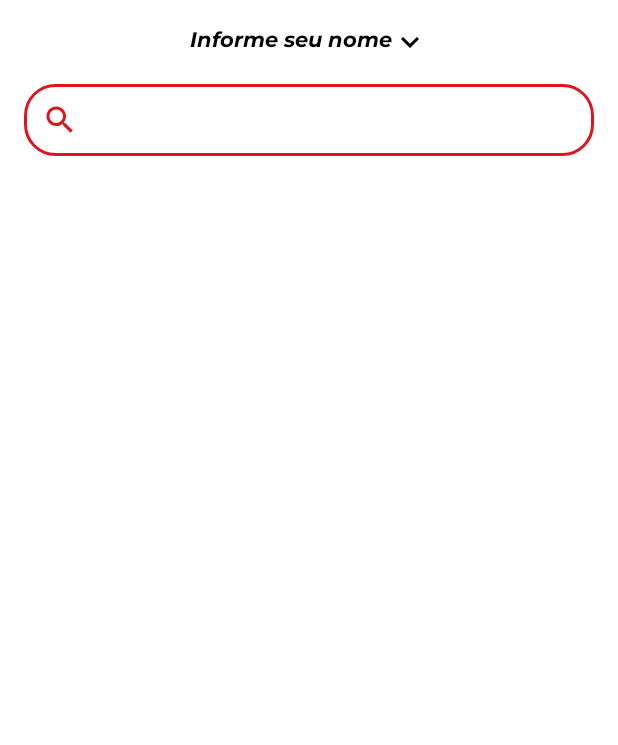
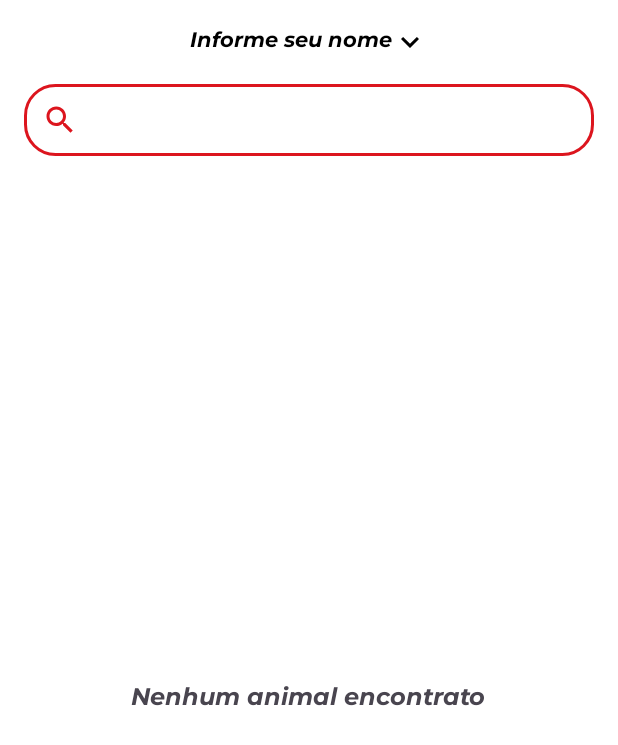
Before and after one commit to wiliansSilva/PetRescue, an Android app: the PetRescueHomeFragment screen opened through its navigation route, on a phone screen of 412 x 824 dp. Shown: the top 745 px of the screen. Run offline under Robolectric (Android 15) with nearby library versions, the phone set to English and light mode, and no system bars; pictures from the network do not load.

Commit message:
update on animals list

```diff
--- a/app/build.gradle.kts
+++ b/app/build.gradle.kts
@@ -56,10 +56,11 @@ dependencies {
     implementation("com.squareup.retrofit2:retrofit:2.9.0")
     implementation("com.google.code.gson:gson:2.9.1")
     implementation("com.squareup.retrofit2:converter-gson:2.9.0")
+    implementation ("com.facebook.shimmer:shimmer:0.5.0")
+    implementation("com.github.bumptech.glide:glide:4.12.0")
+    annotationProcessor ("com.github.bumptech.glide:compiler:4.12.0")
     implementation(libs.androidx.navigation.fragment.ktx)
     implementation(libs.androidx.navigation.ui.ktx)
-    implementation("com.github.bumptech.glide:glide:4.12.0")
-    annotationProcessor ("com.github.bumptech.glide:compiler:4.12.0")
     testImplementation(libs.junit)
     androidTestImplementation(libs.androidx.junit)
     androidTestImplementation(libs.androidx.espresso.core)
--- a/app/src/main/java/com/example/petrescue/adapters/PetRescueHomeAdapter.kt
+++ b/app/src/main/java/com/example/petrescue/adapters/PetRescueHomeAdapter.kt
@@ -1,7 +1,9 @@
 package com.example.petrescue.adapters
 
 import android.view.LayoutInflater
+import android.view.View
 import android.view.ViewGroup
+import androidx.core.view.isVisible
 import androidx.recyclerview.widget.RecyclerView
 import com.bumptech.glide.Glide
 import com.bumptech.glide.request.RequestOptions
@@ -12,6 +14,7 @@ class PetRescueHomeAdapter: RecyclerView.Adapter<PetRescueHomeAdapter.PetRescueH
 
     private var data: MutableList<String> = mutableListOf()
     private var breed: String = ""
+    private var isLoading = true
 
     override fun onCreateViewHolder(
         parent: ViewGroup,
@@ -31,6 +34,15 @@ class PetRescueHomeAdapter: RecyclerView.Adapter<PetRescueHomeAdapter.PetRescueH
     inner class PetRescueHomeViewHolder(val binding: PetRescueAnimalItemBinding): RecyclerView.ViewHolder(binding.root){
         fun bind(item: String){
             with(binding){
+                if(isLoading){
+                    petRescueAnimalItemContainer.isVisible = false
+                    petRescueAnimalItemShimmer.startShimmer()
+                }else{
+                    petRescueAnimalItemShimmer.apply {
+                        visibility = View.GONE
+                        stopShimmer()
+                    }
+                    petRescueAnimalItemContainer.isVisible = true
                     Glide.with(root.context)
                         .load(item)
                         .fitCenter()
@@ -38,14 +50,16 @@ class PetRescueHomeAdapter: RecyclerView.Adapter<PetRescueHomeAdapter.PetRescueH
                     petRescueAnimalItemType.text = "Cachorro"
                     petRescueAnimalItemBreed.text = breed
                 }
+            }
 
         }
     }
 
-    fun submitData(newData: List<String>, newBreed: String){
+    fun submitData(newData: List<String>, newBreed: String,loading: Boolean){
         data.clear()
         data.addAll(newData)
         breed = newBreed
+        isLoading = loading
         notifyDataSetChanged()
     }
 }
--- a/app/src/main/java/com/example/petrescue/ui/PetRescueHomeFragment.kt
+++ b/app/src/main/java/com/example/petrescue/ui/PetRescueHomeFragment.kt
@@ -1,20 +1,25 @@
 package com.example.petrescue.ui
 
 import android.app.Dialog
+import android.content.Context
 import android.os.Bundle
-import android.os.Handler
-import android.os.Looper
 import android.view.Gravity
 import android.view.LayoutInflater
 import android.view.View
+import android.view.View.OnFocusChangeListener
 import android.view.ViewGroup
 import android.view.Window
+import android.view.inputmethod.InputMethodManager
+import android.widget.Toast
 import androidx.appcompat.widget.SearchView
+import androidx.core.content.ContextCompat.getSystemService
+import androidx.core.view.isVisible
 import androidx.fragment.app.Fragment
 import com.example.petrescue.R
 import com.example.petrescue.adapters.PetRescueHomeAdapter
 import com.example.petrescue.databinding.FragmentPetRescueHomeBinding
 import com.example.petrescue.databinding.PetRescueBottomSheetBinding
+import com.example.petrescue.utils.Resource
 import com.example.petrescue.viewModels.PetRescueViewModel
 import org.koin.androidx.viewmodel.ext.android.viewModel
 
@@ -25,13 +30,14 @@ class PetRescueHomeFragment : Fragment() {
     private val binding get() = _binding!!
     private val viewModel: PetRescueViewModel by viewModel()
     private val adapter by lazy { PetRescueHomeAdapter() }
+    private val dataShimmer = listOf("", "", "", "", "", "", "", "")
     private var breed: String = "akita"
 
     override fun onCreateView(
         inflater: LayoutInflater, container: ViewGroup?,
         savedInstanceState: Bundle?
     ): View {
-        _binding = FragmentPetRescueHomeBinding.inflate(inflater,container,false)
+        _binding = FragmentPetRescueHomeBinding.inflate(inflater, container, false)
         return binding.root
     }
 
@@ -43,14 +49,15 @@ class PetRescueHomeFragment : Fragment() {
 
         setupView()
         setupObservables()
+        setupListeners()
     }
 
-    private fun setupView(){
-        with(binding){
-            petRescueHomeAddress.setOnClickListener {
-                showDialog()
-            }
+    private fun setupView() {
+        with(binding) {
+
             petRescueAnimalRecycler.adapter = adapter
+            adapter.submitData(dataShimmer, "", true)
+
             petRescueHomeSearch.setOnQueryTextListener(object : SearchView.OnQueryTextListener {
                 override fun onQueryTextSubmit(query: String?): Boolean {
                     val searchText = query?.lowercase()
@@ -66,27 +73,54 @@ class PetRescueHomeFragment : Fragment() {
         }
     }
 
-    private fun setupObservables(){
-        with(viewModel){
-            name.observe(viewLifecycleOwner) {
-                binding.petRescueHomeAddress.text = it
-            }
-            sprecificBreed.observe(viewLifecycleOwner){
-                if(it != null)
-                    adapter.submitData(it.message,breed)
+    private fun setupListeners() {
+        with(binding) {
+            petRescueHomeAddress.setOnClickListener {
+                showDialog()
             }
         }
     }
 
-    private fun showDialog(){
+    private fun setupObservables() {
+        with(viewModel) {
+            name.observe(viewLifecycleOwner) {
+                binding.petRescueHomeAddress.text = it
+            }
+            sprecificBreed.observe(viewLifecycleOwner) {
+                when (it) {
+                    is Resource.Loading -> {
+                        binding.petRescueAnimalRecycler.isVisible = true
+                        binding.petRescueAnimalEmpty.isVisible = false
+                        adapter.submitData(dataShimmer, "", true)
+                    }
+
+                    is Resource.Succeded -> {
+                        binding.petRescueAnimalRecycler.isVisible = true
+                        binding.petRescueAnimalEmpty.isVisible = false
+                        adapter.submitData(it.data.message, breed, false)
+                    }
+
+                    else -> {
+                        binding.petRescueAnimalRecycler.isVisible = false
+                        binding.petRescueAnimalEmpty.isVisible = true
+                    }
+                }
+            }
+        }
+    }
+
+    private fun showDialog() {
         var dialog = Dialog(requireContext())
         var dialogBinding = PetRescueBottomSheetBinding.inflate(layoutInflater)
-        with(dialog){
+        with(dialog) {
             requestWindowFeature(Window.FEATURE_NO_TITLE)
             setContentView(dialogBinding.root)
 
             show()
-            window?.setLayout(ViewGroup.LayoutParams.MATCH_PARENT,ViewGroup.LayoutParams.WRAP_CONTENT)
+            window?.setLayout(
+                ViewGroup.LayoutParams.MATCH_PARENT,
+                ViewGroup.LayoutParams.WRAP_CONTENT
+            )
             window?.setBackgroundDrawableResource(android.R.color.transparent)
             window?.attributes?.windowAnimations = R.style.DialogAnimation
             window?.setGravity(Gravity.BOTTOM)
@@ -94,7 +128,7 @@ class PetRescueHomeFragment : Fragment() {
 
         dialogBinding.apply {
             petRescueBottomSheetSave.setOnClickListener {
-                with(viewModel){
+                with(viewModel) {
                     name.value = petRescueBottomSheetName.text.toString()
                     address.value = petRescueBottomSheetAddress.text.toString()
                 }
--- /dev/null
+++ b/app/src/main/java/com/example/petrescue/utils/Resource.kt
@@ -0,0 +1,26 @@
+package com.example.petrescue.utils
+
+import java.io.IOException
+
+sealed class Resource<out T> {
+
+    object Loading : Resource<Nothing>()
+    class Succeded<out T>(val data: T) : Resource<T>()
+    sealed class Failure(val retry: (() -> Any?)?) : Resource<Nothing>() {
+        class NetworkError(retry: (() -> Any?)? = null) : Failure(retry)
+        class UnknownError(retry: (() -> Any?)? = null) : Failure(retry)
+    }
+
+    companion object {
+        inline fun <T> success(data: T): Resource<T> = Succeded(data)
+        inline fun <T> failure(
+            exception: Throwable,
+            noinline retry: (() -> Any?)? = null
+        ): Resource<T> {
+            return when (exception) {
+                is IOException -> Failure.NetworkError(retry)
+                else -> Failure.UnknownError(retry)
+            }
+        }
+    }
+}
--- /dev/null
+++ b/app/src/main/java/com/example/petrescue/utils/ViewModelExt.kt
@@ -0,0 +1,25 @@
+package com.example.petrescue.utils
+
+import androidx.lifecycle.LiveData
+import androidx.lifecycle.MutableLiveData
+import androidx.lifecycle.ViewModel
+import androidx.lifecycle.viewModelScope
+import kotlinx.coroutines.Dispatchers
+import kotlinx.coroutines.launch
+
+fun <T> ViewModel.launchFromNetwork(
+    liveData: MutableLiveData<Resource<T>>,
+    call: suspend () -> T
+){
+    viewModelScope.launch {
+         runCatching {
+             call.invoke()
+         }.onSuccess {
+             liveData.value = Resource.success(it)
+         }.onFailure {
+             val error = Resource.failure<T>(it)
+             {this@launchFromNetwork.launchFromNetwork(liveData,call)}
+             liveData.value = error
+         }
+    }
+}
--- a/app/src/main/java/com/example/petrescue/viewModels/PetRescueViewModel.kt
+++ b/app/src/main/java/com/example/petrescue/viewModels/PetRescueViewModel.kt
@@ -10,6 +10,8 @@ import androidx.lifecycle.viewModelScope
 import com.example.petrescue.api.PetRescueRepository
 import com.example.petrescue.model.BreedsImagesModel
 import com.example.petrescue.model.BreedsModel
+import com.example.petrescue.utils.Resource
+import com.example.petrescue.utils.launchFromNetwork
 import kotlinx.coroutines.launch
 import okio.IOException
 
@@ -23,8 +25,8 @@ class PetRescueViewModel(
     private val _breeds = MutableLiveData<BreedsModel>()
     val breeds: LiveData<BreedsModel> = _breeds
 
-    private val _specificBreed = MutableLiveData<BreedsImagesModel>()
-    val sprecificBreed: LiveData<BreedsImagesModel> = _specificBreed
+    private val _specificBreed = MutableLiveData<Resource<BreedsImagesModel>>()
+    val sprecificBreed: LiveData<Resource<BreedsImagesModel>> = _specificBreed
 
     fun onGetBreeds(){
         viewModelScope.launch {
@@ -38,13 +40,8 @@ class PetRescueViewModel(
     }
 
     fun onGetBreedsImage(breed: String){
-        viewModelScope.launch {
-            try {
-                val response = repository.getSpecificBreed(breed)
-                _specificBreed.value = response
-            }catch (e: IOException){
-                Log.e("PetRescueViewModel",e.message.toString())
-            }
+        launchFromNetwork(_specificBreed){
+            repository.getSpecificBreed(breed)
         }
     }
 
--- a/app/src/main/res/layout/fragment_pet_rescue_home.xml
+++ b/app/src/main/res/layout/fragment_pet_rescue_home.xml
@@ -40,6 +40,18 @@
         app:spanCount="2"
         app:layoutManager="androidx.recyclerview.widget.GridLayoutManager"
         tools:listitem="@layout/pet_rescue_animal_item"
-        tools:itemCount="4"/>
+        tools:itemCount="4"
+        tools:visibility="gone"/>
+
+    <TextView
+        android:id="@+id/pet_rescue_animal_empty"
+        android:layout_width="wrap_content"
+        android:layout_height="wrap_content"
+        android:layout_gravity="center"
+        android:fontFamily="@font/montserratbolditalic"
+        android:textSize="@dimen/dimen16Text"
+        android:layout_weight="1"
+        android:gravity="center"
+        android:text="Nenhum animal encontrato"/>
 
 </androidx.appcompat.widget.LinearLayoutCompat>
```
Also changed, not shown: app/src/main/res/layout/pet_rescue_animal_item.xml (+16 -1 lines). Lines whose indentation alone changed are shown as unchanged.
